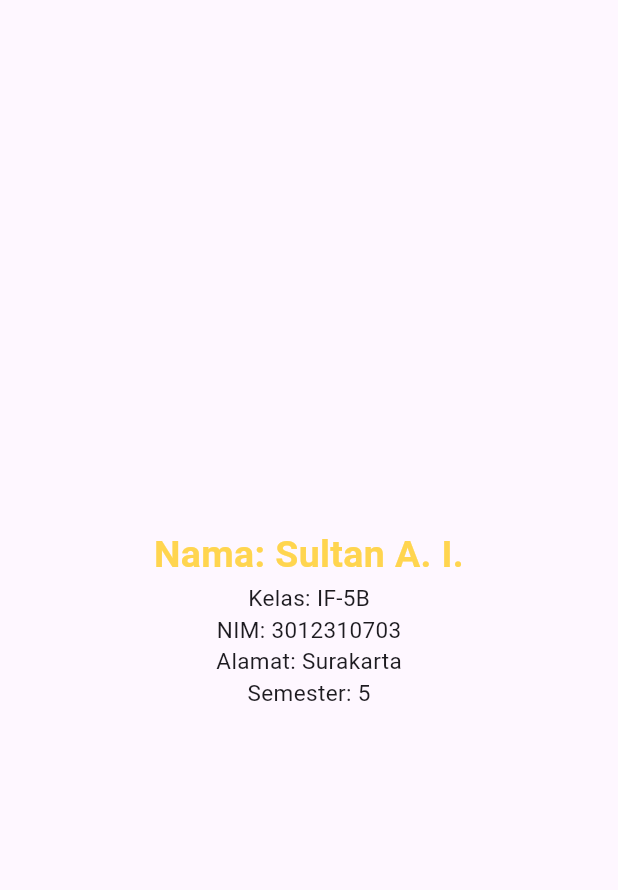
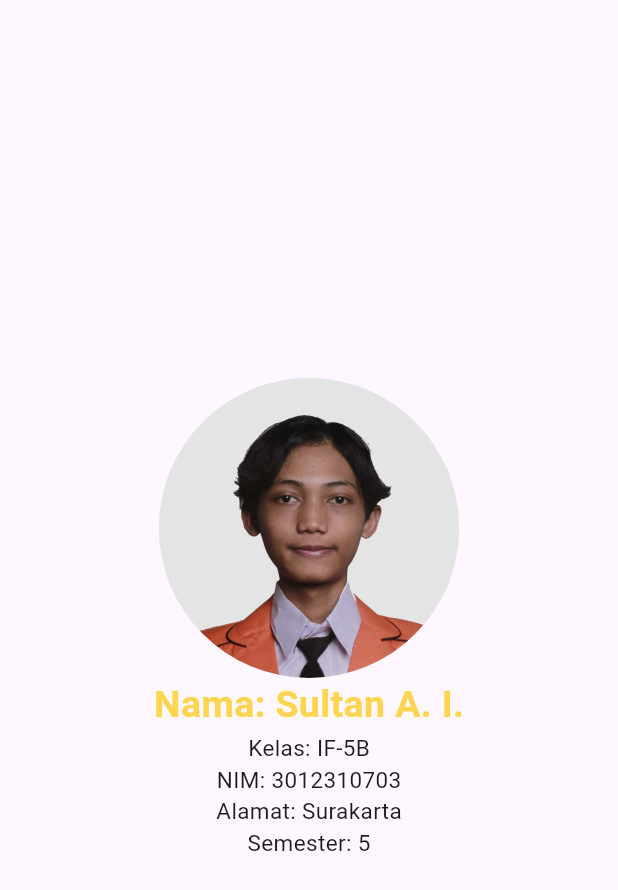
Before and after one commit to ItsAutumnSai/QuestSatu_0703, a Flutter app: the screen it shows after launch, on a phone screen of 412 x 824 dp. Shown: the top 890 px of the screen. Run offline on Flutter 3.47's test engine with Material 3 defaults, Android fonts, the phone set to English and light mode, and no system bars.

```diff
--- a/lib/main.dart
+++ b/lib/main.dart
@@ -30,9 +30,12 @@ class HomePage extends StatelessWidget {
         child: Column(
           mainAxisAlignment: MainAxisAlignment.center, //vertical centering
           children: [
+            CircleAvatar(
+              radius: 100,
+              backgroundImage: AssetImage('assets/images/sultan pic.jpg'),
+            ),
             Text(
               "Nama: Sultan A. I.",
-              textAlign: TextAlign.center,
               style: TextStyle(
                 fontSize: 25,
                 fontWeight: FontWeight.bold,
```
Also changed, not shown: pubspec.yaml (+3 -4 lines), assets/images/sultan pic.jpg (added).
